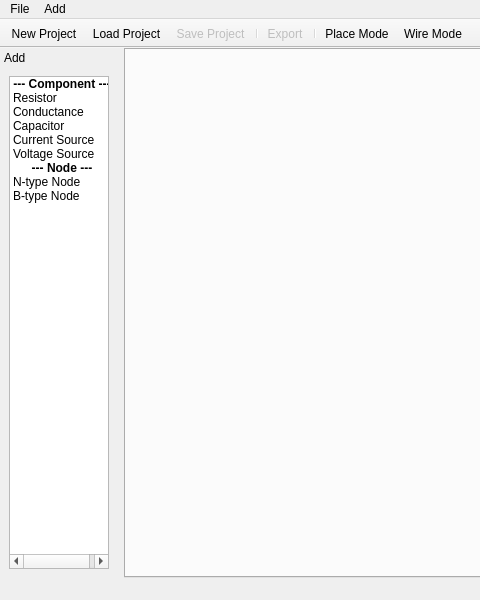
Above: forms/mainwindow.ui from fehermGF0FD8/CircuitSimGUI before the change; both pictures show x 0 to 480 and y 0 to 600 of the 800 by 600 pixel window. Below: the same form after it.
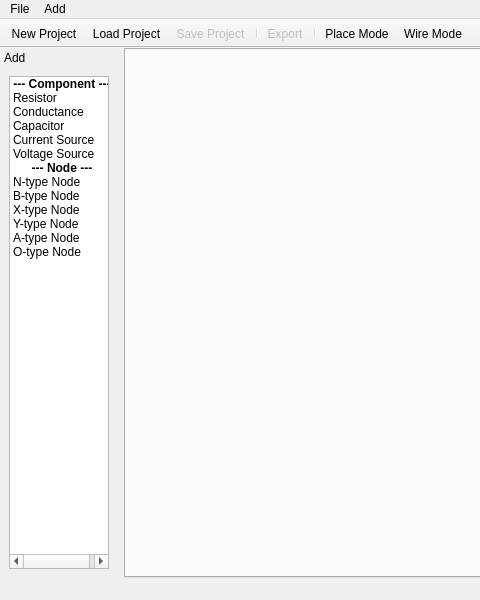
That is the form after the change.

```diff
--- a/forms/mainwindow.ui
+++ b/forms/mainwindow.ui
@@ -251,6 +251,26 @@
          <string>B-type Node</string>
         </property>
        </item>
+       <item>
+        <property name="text">
+         <string>X-type Node</string>
+        </property>
+       </item>
+       <item>
+        <property name="text">
+         <string>Y-type Node</string>
+        </property>
+       </item>
+       <item>
+        <property name="text">
+         <string>A-type Node</string>
+        </property>
+       </item>
+       <item>
+        <property name="text">
+         <string>O-type Node</string>
+        </property>
+       </item>
       </widget>
      </item>
     </layout>
```
